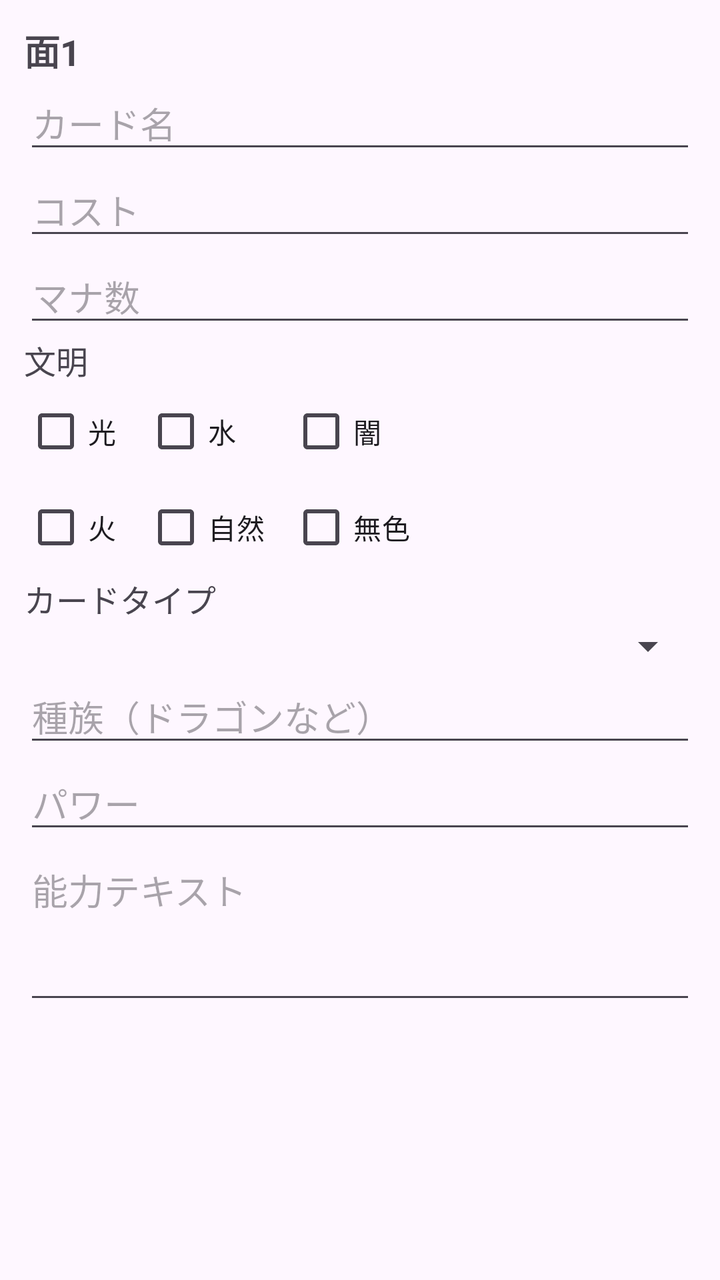
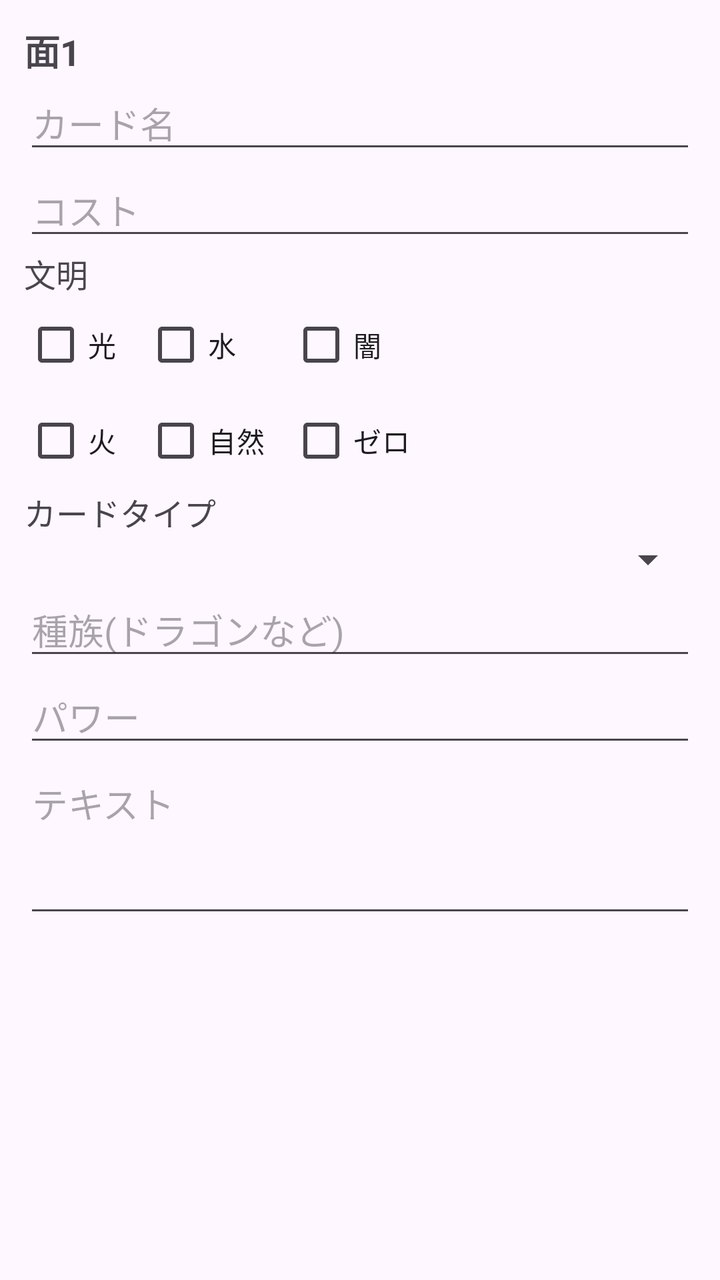

An Android layout rendered at two revisions. The XML below is the earlier revision; the diff shows what the commit changed to produce the second picture.
<!-- AndroidManifest.xml: application theme Theme.CardManager -->
<!-- res/layout/item_face_input.xml -->
<?xml version="1.0" encoding="utf-8"?>
<LinearLayout
    xmlns:android="http://schemas.android.com/apk/res/android"
    android:layout_width="match_parent"
    android:layout_height="wrap_content"
    android:orientation="vertical"
    android:padding="12dp"
    android:layout_marginBottom="12dp">


    
    <TextView
        android:id="@+id/txtFaceNumber"
        android:layout_width="wrap_content"
        android:layout_height="wrap_content"
        android:text="面1"
        android:textSize="18sp"
        android:textStyle="bold"/>



    
    <EditText
        android:id="@+id/edtFaceName"
        android:layout_width="match_parent"
        android:layout_height="wrap_content"
        android:hint="カード名"
        android:inputType="text"/>



    
    <EditText
        android:id="@+id/edtCost"
        android:layout_width="match_parent"
        android:layout_height="wrap_content"
        android:hint="コスト"
        android:inputType="number"/>



    
    <EditText
        android:id="@+id/edtMana"
        android:layout_width="match_parent"
        android:layout_height="wrap_content"
        android:hint="マナ数"
        android:inputType="number"/>



    
    <TextView
        android:layout_width="wrap_content"
        android:layout_height="wrap_content"
        android:text="文明"
        android:textSize="16sp"/>


    <GridLayout
        android:id="@+id/civilizationContainer"
        android:layout_width="match_parent"
        android:layout_height="wrap_content"
        android:columnCount="3"
        android:rowCount="2">


        <CheckBox
            android:id="@+id/checkLight"
            android:layout_width="wrap_content"
            android:layout_height="wrap_content"
            android:text="光"
            android:layout_marginEnd="12dp"/>


        <CheckBox
            android:id="@+id/checkWater"
            android:layout_width="wrap_content"
            android:layout_height="wrap_content"
            android:text="水"
            android:layout_marginEnd="12dp"/>


        <CheckBox
            android:id="@+id/checkDark"
            android:layout_width="wrap_content"
            android:layout_height="wrap_content"
            android:text="闇"/>


        <CheckBox
            android:id="@+id/checkFire"
            android:layout_width="wrap_content"
            android:layout_height="wrap_content"
            android:text="火"
            android:layout_marginEnd="12dp"/>


        <CheckBox
            android:id="@+id/checkNature"
            android:layout_width="wrap_content"
            android:layout_height="wrap_content"
            android:text="自然"
            android:layout_marginEnd="12dp"/>


        <CheckBox
            android:id="@+id/checkZero"
            android:layout_width="wrap_content"
            android:layout_height="wrap_content"
            android:text="無色" />


    </GridLayout>



    
    <TextView
        android:layout_width="wrap_content"
        android:layout_height="wrap_content"
        android:text="カードタイプ"
        android:textSize="16sp"/>


    <Spinner
        android:id="@+id/spinnerType"
        android:layout_width="match_parent"
        android:layout_height="wrap_content"/>



    
    <EditText
        android:id="@+id/edtRace"
        android:layout_width="match_parent"
        android:layout_height="wrap_content"
        android:hint="種族（ドラゴンなど）"
        android:inputType="text"/>



    
    <EditText
        android:id="@+id/edtPower"
        android:layout_width="match_parent"
        android:layout_height="wrap_content"
        android:hint="パワー"
        android:inputType="number"/>



    
    <EditText
        android:id="@+id/edtAbility"
        android:layout_width="match_parent"
        android:layout_height="wrap_content"
        android:hint="能力テキスト"
        android:minLines="3"
        android:gravity="top"/>


</LinearLayout>
<!-- resources referenced by this layout -->
<resources>
  <style name="Theme.CardManager" parent="Base.Theme.CardManager" />
  <style name="Base.Theme.CardManager" parent="Theme.Material3.DayNight.NoActionBar">
          
          
      </style>
</resources>

<!-- the commit's change to res/layout/item_face_input.xml (unified diff, before → after) -->
@@ -13,7 +13,7 @@
         android:id="@+id/txtFaceNumber"
         android:layout_width="wrap_content"
         android:layout_height="wrap_content"
-        android:text="面1"
+        android:text="@string/faceNumber1"
         android:textSize="18sp"
         android:textStyle="bold"/>
 
@@ -24,7 +24,7 @@
         android:id="@+id/edtFaceName"
         android:layout_width="match_parent"
         android:layout_height="wrap_content"
-        android:hint="カード名"
+        android:hint="@string/card_name"
         android:inputType="text"/>
 
 
@@ -34,26 +34,14 @@
         android:id="@+id/edtCost"
         android:layout_width="match_parent"
         android:layout_height="wrap_content"
-        android:hint="コスト"
+        android:hint="@string/card_cost"
         android:inputType="number"/>
-
-
-
-    
-    <EditText
-        android:id="@+id/edtMana"
-        android:layout_width="match_parent"
-        android:layout_height="wrap_content"
-        android:hint="マナ数"
-        android:inputType="number"/>
-
-
 
     
     <TextView
         android:layout_width="wrap_content"
         android:layout_height="wrap_content"
-        android:text="文明"
+        android:text="@string/card_civilization"
         android:textSize="16sp"/>
 
 
@@ -69,7 +57,7 @@
             android:id="@+id/checkLight"
             android:layout_width="wrap_content"
             android:layout_height="wrap_content"
-            android:text="光"
+            android:text="@string/civilization_light"
             android:layout_marginEnd="12dp"/>
 
 
@@ -77,7 +65,7 @@
             android:id="@+id/checkWater"
             android:layout_width="wrap_content"
             android:layout_height="wrap_content"
-            android:text="水"
+            android:text="@string/civilization_water"
             android:layout_marginEnd="12dp"/>
 
 
@@ -85,14 +73,14 @@
             android:id="@+id/checkDark"
             android:layout_width="wrap_content"
             android:layout_height="wrap_content"
-            android:text="闇"/>
+            android:text="@string/civilization_darkness"/>
 
 
         <CheckBox
             android:id="@+id/checkFire"
             android:layout_width="wrap_content"
             android:layout_height="wrap_content"
-            android:text="火"
+            android:text="@string/civilization_fire"
             android:layout_marginEnd="12dp"/>
 
 
@@ -100,7 +88,7 @@
             android:id="@+id/checkNature"
             android:layout_width="wrap_content"
             android:layout_height="wrap_content"
-            android:text="自然"
+            android:text="@string/civilization_nature"
             android:layout_marginEnd="12dp"/>
 
 
@@ -108,7 +96,7 @@
             android:id="@+id/checkZero"
             android:layout_width="wrap_content"
             android:layout_height="wrap_content"
-            android:text="無色" />
+            android:text="@string/civilization_zero" />
 
 
     </GridLayout>
@@ -119,7 +107,7 @@
     <TextView
         android:layout_width="wrap_content"
         android:layout_height="wrap_content"
-        android:text="カードタイプ"
+        android:text="@string/card_type"
         android:textSize="16sp"/>
 
 
@@ -135,7 +123,7 @@
         android:id="@+id/edtRace"
         android:layout_width="match_parent"
         android:layout_height="wrap_content"
-        android:hint="種族（ドラゴンなど）"
+        android:hint="@string/card_raceExample"
         android:inputType="text"/>
 
 
@@ -145,7 +133,7 @@
         android:id="@+id/edtPower"
         android:layout_width="match_parent"
         android:layout_height="wrap_content"
-        android:hint="パワー"
+        android:hint="@string/card_power"
         android:inputType="number"/>
 
 
@@ -155,7 +143,7 @@
         android:id="@+id/edtAbility"
         android:layout_width="match_parent"
         android:layout_height="wrap_content"
-        android:hint="能力テキスト"
+        android:hint="@string/card_text"
         android:minLines="3"
         android:gravity="top"/>
 
<!-- resource entries referenced after the edit -->
@@ -1,5 +1,19 @@
 <!-- resources referenced by this layout -->
 <resources>
+  <string name="card_civilization">文明</string>
+  <string name="card_cost">コスト</string>
+  <string name="card_name">カード名</string>
+  <string name="card_power">パワー</string>
+  <string name="card_raceExample">種族(ドラゴンなど)</string>
+  <string name="card_text">テキスト</string>
+  <string name="card_type">カードタイプ</string>
+  <string name="civilization_darkness">闇</string>
+  <string name="civilization_fire">火</string>
+  <string name="civilization_light">光</string>
+  <string name="civilization_nature">自然</string>
+  <string name="civilization_water">水</string>
+  <string name="civilization_zero">ゼロ</string>
+  <string name="faceNumber1">面1</string>
   <style name="Theme.CardManager" parent="Base.Theme.CardManager" />
   <style name="Base.Theme.CardManager" parent="Theme.Material3.DayNight.NoActionBar">
           
